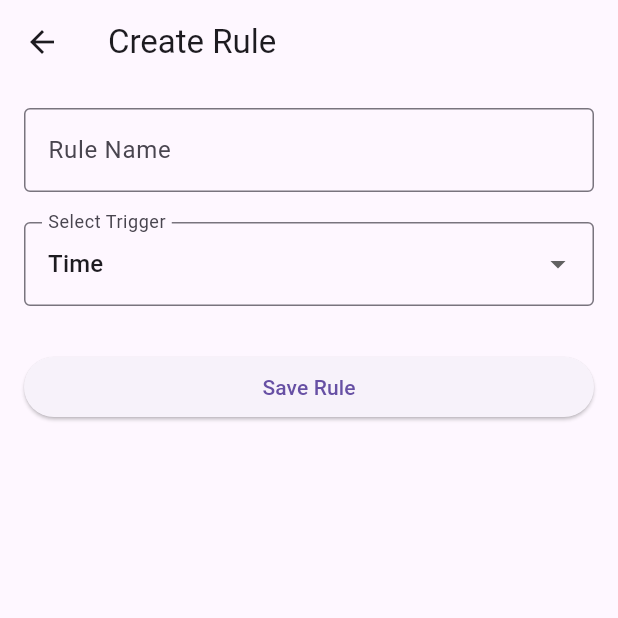
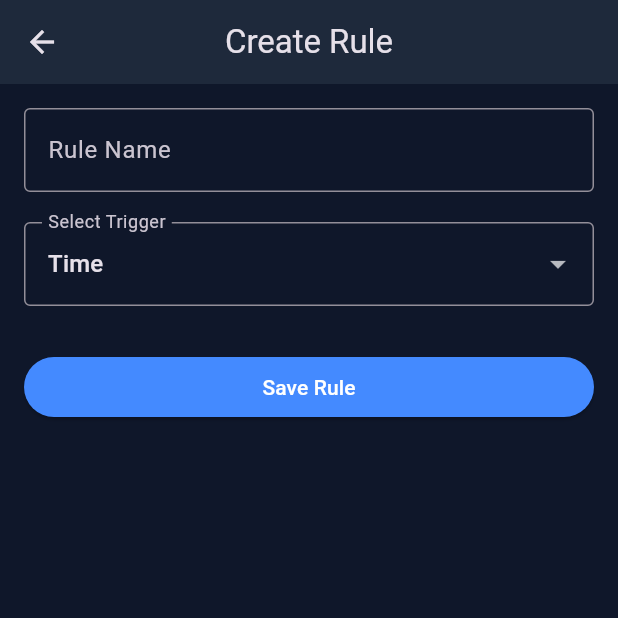
Before and after one commit to GodavarthiSudarsan-7/Personal-Automation-Engine, a Flutter app: the screen it shows after launch, after a tap on the "add" icon, on a phone screen of 412 x 824 dp, the top half of it. Run offline on Flutter 3.47's test engine with Material 3 defaults, Android fonts, the phone set to English and light mode, and no system bars; our stand-ins replace hive, hive_flutter; accounts and stored records are empty.

Commit message:
changes the ui and colour of the app in main.dart dile and made some ui changes in home screen file

```diff
--- a/lib/main.dart
+++ b/lib/main.dart
@@ -1,14 +1,20 @@
 import 'package:flutter/material.dart';
 import 'package:hive_flutter/hive_flutter.dart';
-import 'screens/home_screen.dart';
+
+import 'screens/dashboard_screen.dart';
 import 'engine/rule_manager.dart';
 
 void main() async {
+
   WidgetsFlutterBinding.ensureInitialized();
+
   await Hive.initFlutter();
   await Hive.openBox('rules');
+
   RuleManager.loadRules();
+
   runApp(const AutomationApp());
+
 }
 
 class AutomationApp extends StatelessWidget {
@@ -16,13 +22,45 @@ class AutomationApp extends StatelessWidget {
 
   @override
   Widget build(BuildContext context) {
+
     return MaterialApp(
-      title: 'Personal Automation Engine',
+
       debugShowCheckedModeBanner: false,
-      theme: ThemeData(
-        primarySwatch: Colors.blue,
+      title: "Personal Automation Engine",
+
+      theme: ThemeData.dark().copyWith(
+
+        scaffoldBackgroundColor: const Color(0xFF0F172A),
+
+        primaryColor: Colors.blueAccent,
+
+        appBarTheme: const AppBarTheme(
+          backgroundColor: Color(0xFF1E293B),
+          elevation: 0,
+          centerTitle: true,
+        ),
+
+        cardTheme: const CardThemeData(
+          color: Color(0xFF1E293B),
+          elevation: 4,
+        ),
+
+        floatingActionButtonTheme: const FloatingActionButtonThemeData(
+          backgroundColor: Colors.blueAccent,
+        ),
+
+        elevatedButtonTheme: ElevatedButtonThemeData(
+          style: ElevatedButton.styleFrom(
+            backgroundColor: Colors.blueAccent,
+            foregroundColor: Colors.white,
+          ),
+        ),
+
       ),
-      home: const HomeScreen(),
+
+      home: const DashboardScreen(),
+
     );
+
   }
 }
--- a/lib/screens/home_screen.dart
+++ b/lib/screens/home_screen.dart
@@ -5,6 +5,7 @@ import '../engine/rule_manager.dart';
 import '../triggers/trigger_manager.dart';
 import '../engine/json_manager.dart';
 import 'log_screen.dart';
+import 'dashboard_screen.dart';
 
 class HomeScreen extends StatefulWidget {
   const HomeScreen({super.key});
@@ -24,6 +25,18 @@ class _HomeScreenState extends State<HomeScreen> {
       appBar: AppBar(
         title: const Text("Automation Rules"),
         actions: [
+
+          IconButton(
+            icon: const Icon(Icons.dashboard),
+            onPressed: () {
+              Navigator.push(
+                context,
+                MaterialPageRoute(
+                  builder: (context) => const DashboardScreen(),
+                ),
+              );
+            },
+          ),
 
           IconButton(
             icon: const Icon(Icons.download),
```
